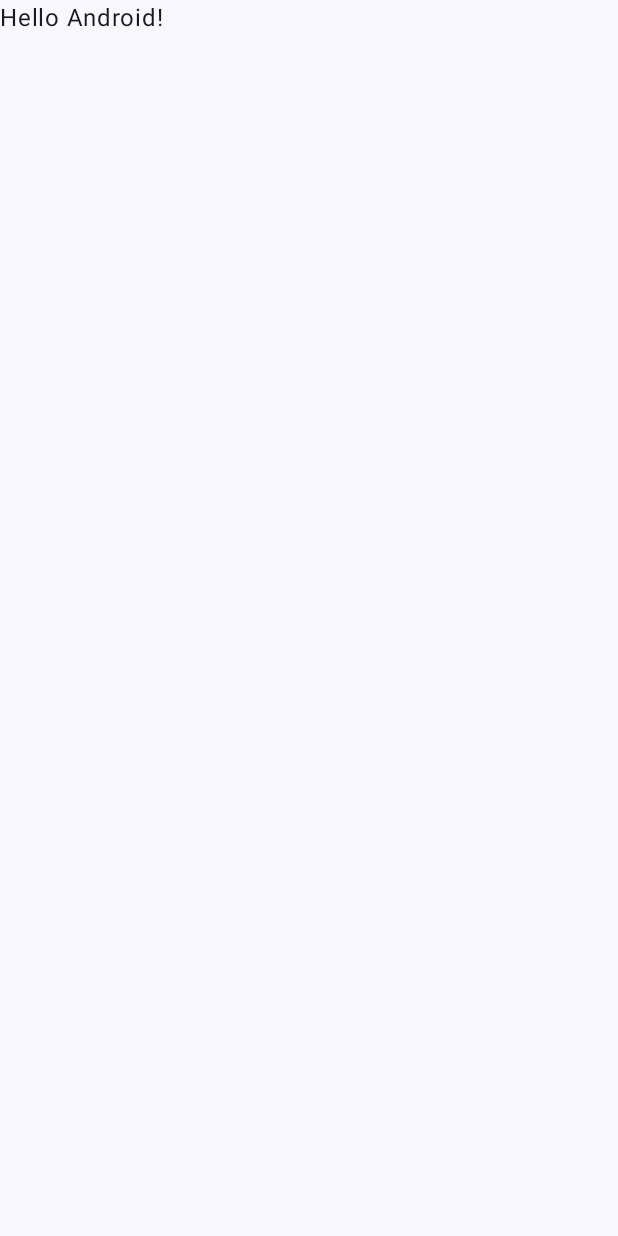
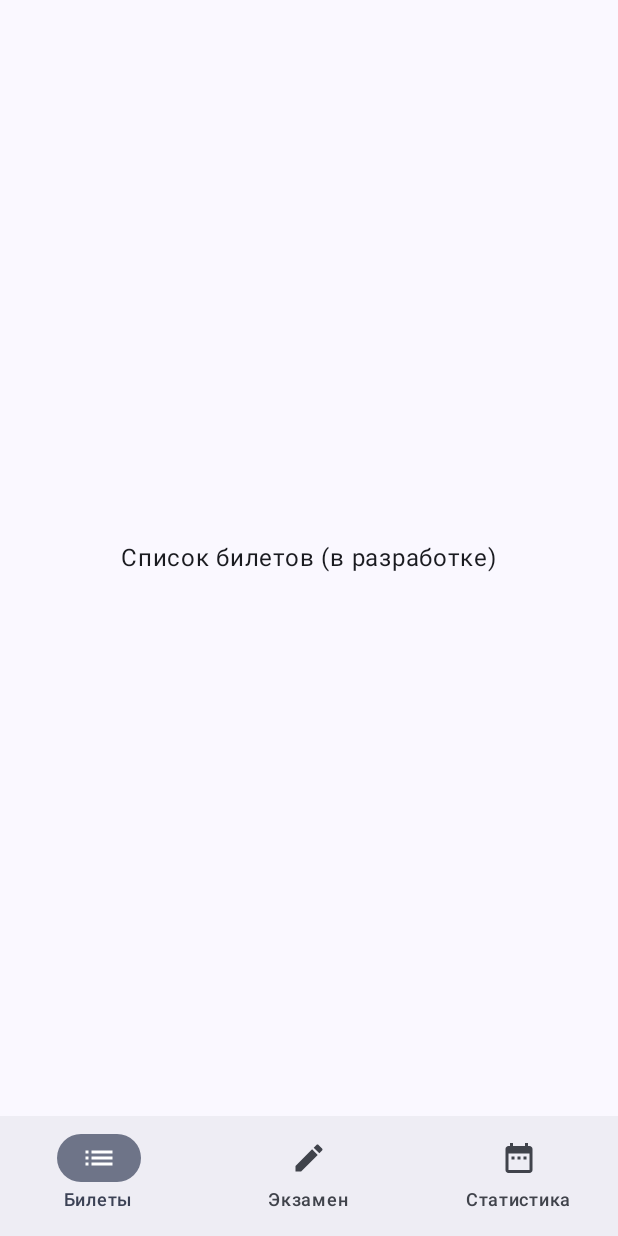
Before and after one commit to m0rvo/gibdd-exam-trainer, an Android app built with Jetpack Compose: the screen it shows after launch (MainActivity), on a phone screen of 412 x 824 dp. Before the commit the screen is almost empty. Run offline under Robolectric (Android 15) with nearby library versions, the phone set to English and light mode, and no system bars.

Commit message:
ЛР №1. Пользовательский интерфейс и навигация

```diff
--- a/app/build.gradle.kts
+++ b/app/build.gradle.kts
@@ -53,4 +53,6 @@ dependencies {
     androidTestImplementation(libs.androidx.junit)
     debugImplementation(libs.androidx.compose.ui.test.manifest)
     debugImplementation(libs.androidx.compose.ui.tooling)
+    implementation("androidx.navigation:navigation-compose:2.7.7")
+    implementation("androidx.compose.material:material-icons-extended")
 }
--- a/app/src/main/java/ru/morozov/gibddtrainer/MainActivity.kt
+++ b/app/src/main/java/ru/morozov/gibddtrainer/MainActivity.kt
@@ -4,13 +4,28 @@ import android.os.Bundle
 import androidx.activity.ComponentActivity
 import androidx.activity.compose.setContent
 import androidx.activity.enableEdgeToEdge
-import androidx.compose.foundation.layout.fillMaxSize
 import androidx.compose.foundation.layout.padding
+import androidx.compose.material.icons.Icons
+import androidx.compose.material.icons.automirrored.filled.List
+import androidx.compose.material.icons.filled.DateRange
+import androidx.compose.material.icons.filled.Edit
+import androidx.compose.material3.Icon
+import androidx.compose.material3.NavigationBar
+import androidx.compose.material3.NavigationBarItem
 import androidx.compose.material3.Scaffold
 import androidx.compose.material3.Text
 import androidx.compose.runtime.Composable
+import androidx.compose.runtime.getValue
 import androidx.compose.ui.Modifier
-import androidx.compose.ui.tooling.preview.Preview
+import androidx.compose.ui.graphics.vector.ImageVector
+import androidx.navigation.NavGraph.Companion.findStartDestination
+import androidx.navigation.compose.NavHost
+import androidx.navigation.compose.composable
+import androidx.navigation.compose.currentBackStackEntryAsState
+import androidx.navigation.compose.rememberNavController
+import ru.morozov.gibddtrainer.screens.ExamScreen
+import ru.morozov.gibddtrainer.screens.StatsScreen
+import ru.morozov.gibddtrainer.screens.TicketsScreen
 import ru.morozov.gibddtrainer.ui.theme.GIBDDExamTrainerTheme
 
 class MainActivity : ComponentActivity() {
@@ -19,29 +34,61 @@ class MainActivity : ComponentActivity() {
         enableEdgeToEdge()
         setContent {
             GIBDDExamTrainerTheme {
-                Scaffold(modifier = Modifier.fillMaxSize()) { innerPadding ->
-                    Greeting(
-                        name = "Android",
-                        modifier = Modifier.padding(innerPadding)
-                    )
-                }
+                MainScreen()
             }
         }
     }
 }
 
+data class BottomNavItem(
+    val route: String,
+    val title: String,
+    val icon: ImageVector
+)
+
 @Composable
-fun Greeting(name: String, modifier: Modifier = Modifier) {
-    Text(
-        text = "Hello $name!",
-        modifier = modifier
+fun MainScreen() {
+    val navController = rememberNavController()
+
+    val items = listOf(
+        BottomNavItem("tickets", "Билеты", Icons.AutoMirrored.Filled.List),
+        BottomNavItem("exam", "Экзамен", Icons.Filled.Edit),
+        BottomNavItem("stats", "Статистика", Icons.Filled.DateRange)
     )
-}
 
-@Preview(showBackground = true)
-@Composable
-fun GreetingPreview() {
-    GIBDDExamTrainerTheme {
-        Greeting("Android")
+    Scaffold(
+        bottomBar = {
+            NavigationBar {
+                val navBackStackEntry by navController.currentBackStackEntryAsState()
+                val currentRoute = navBackStackEntry?.destination?.route
+
+                items.forEach { item ->
+                    NavigationBarItem(
+                        icon = { Icon(item.icon, contentDescription = item.title) },
+                        label = { Text(item.title) },
+                        selected = currentRoute == item.route,
+                        onClick = {
+                            navController.navigate(item.route) {
+                                popUpTo(navController.graph.findStartDestination().id) {
+                                    saveState = true
+                                }
+                                launchSingleTop = true
+                                restoreState = true
+                            }
+                        }
+                    )
+                }
+            }
+        }
+    ) { innerPadding ->
+        NavHost(
+            navController = navController,
+            startDestination = "tickets",
+            modifier = Modifier.padding(innerPadding)
+        ) {
+            composable("tickets") { TicketsScreen() }
+            composable("exam") { ExamScreen() }
+            composable("stats") { StatsScreen() }
+        }
     }
 }
--- /dev/null
+++ b/app/src/main/java/ru/morozov/gibddtrainer/screens/ExamScreen.kt
@@ -0,0 +1,15 @@
+package ru.morozov.gibddtrainer.screens
+
+import androidx.compose.foundation.layout.Box
+import androidx.compose.foundation.layout.fillMaxSize
+import androidx.compose.material3.Text
+import androidx.compose.runtime.Composable
+import androidx.compose.ui.Alignment
+import androidx.compose.ui.Modifier
+
+@Composable
+fun ExamScreen() {
+    Box(modifier = Modifier.fillMaxSize(), contentAlignment = Alignment.Center) {
+        Text("Режим экзамена (в разработке)")
+    }
+}
--- /dev/null
+++ b/app/src/main/java/ru/morozov/gibddtrainer/screens/StatsScreen.kt
@@ -0,0 +1,15 @@
+package ru.morozov.gibddtrainer.screens
+
+import androidx.compose.foundation.layout.Box
+import androidx.compose.foundation.layout.fillMaxSize
+import androidx.compose.material3.Text
+import androidx.compose.runtime.Composable
+import androidx.compose.ui.Alignment
+import androidx.compose.ui.Modifier
+
+@Composable
+fun StatsScreen() {
+    Box(modifier = Modifier.fillMaxSize(), contentAlignment = Alignment.Center) {
+        Text("Статистика и напоминания (в разработке)")
+    }
+}
--- /dev/null
+++ b/app/src/main/java/ru/morozov/gibddtrainer/screens/TicketsScreen.kt
@@ -0,0 +1,15 @@
+package ru.morozov.gibddtrainer.screens
+
+import androidx.compose.foundation.layout.Box
+import androidx.compose.foundation.layout.fillMaxSize
+import androidx.compose.material3.Text
+import androidx.compose.runtime.Composable
+import androidx.compose.ui.Alignment
+import androidx.compose.ui.Modifier
+
+@Composable
+fun TicketsScreen() {
+    Box(modifier = Modifier.fillMaxSize(), contentAlignment = Alignment.Center) {
+        Text("Список билетов (в разработке)")
+    }
+}
```
